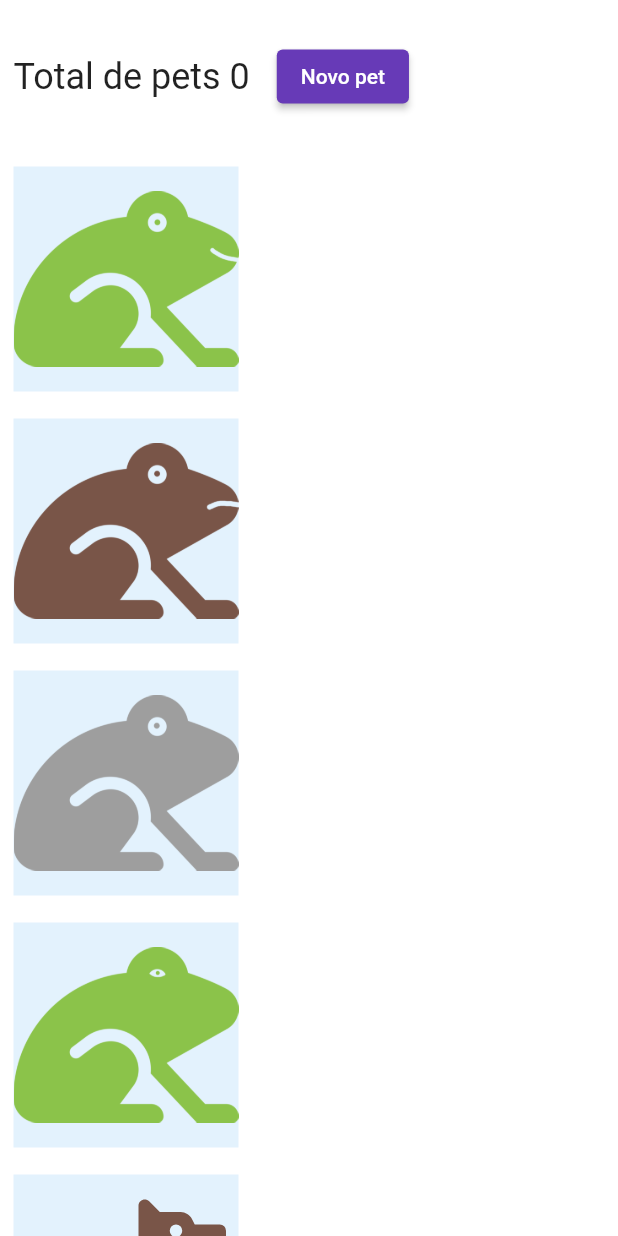
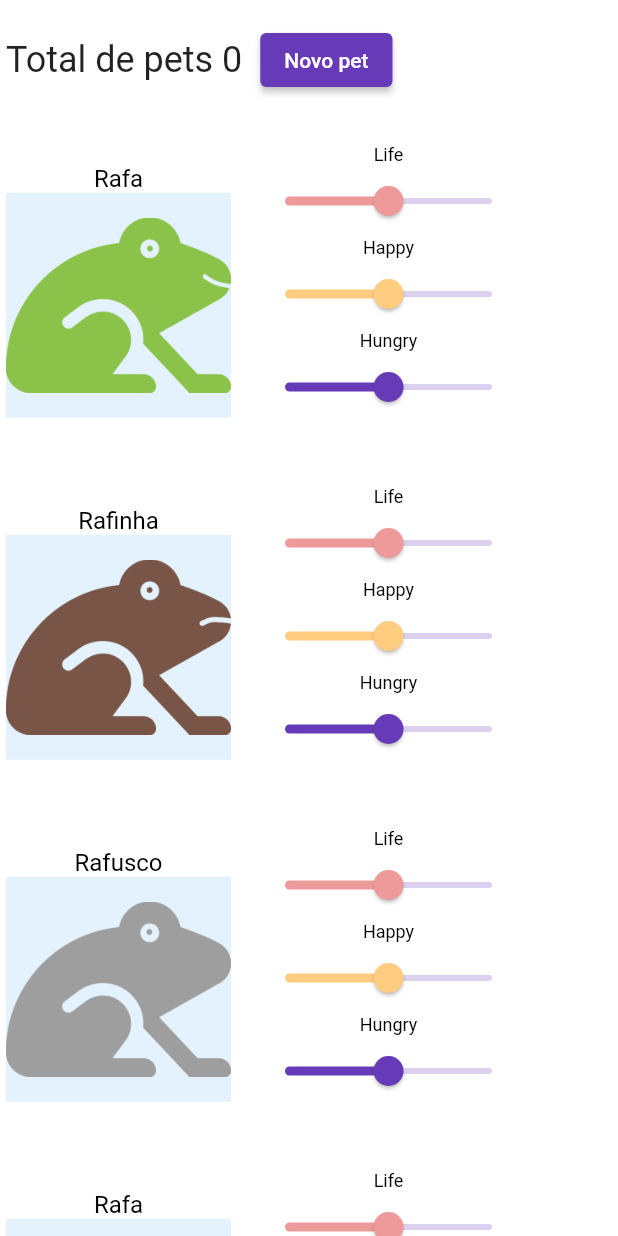
Before and after one commit to sorattorafa/flutter-game, a Flutter app: the PetList screen opened directly, on a phone screen of 412 x 824 dp. Run offline on Flutter 3.47's test engine with Material 2 defaults, Android fonts, the phone set to English and light mode, and no system bars; our stand-ins replace dio, flutter_svg.

Commit message:
add pet list styles

```diff
--- a/pets/lib/view/pets/pet-list.dart
+++ b/pets/lib/view/pets/pet-list.dart
@@ -111,6 +111,7 @@ class _PetListState extends State<PetList> {
             if (!isInitializing)
               CupertinoSliverRefreshControl(
                 onRefresh: () async {
+                  setState(() {});
                   return Future.value(true);
                 },
                 builder: buildAdaptativeRefreshIndicator,
@@ -118,12 +119,12 @@ class _PetListState extends State<PetList> {
             SliverToBoxAdapter(
               child: Column(children: [
                 Container(
-                  padding: const EdgeInsets.all(9),
+                  padding: const EdgeInsets.all(4),
                   child: Row(
                     children: [
                       PetsCount(),
                       Container(
-                        padding: const EdgeInsets.all(18),
+                        padding: const EdgeInsets.all(12),
                         child: ElevatedButton(
                             onPressed: () =>
                                 context.read<PetsProvider>().increment(),
@@ -140,14 +141,53 @@ class _PetListState extends State<PetList> {
                   final pet = petmodels[index];
                   return GestureDetector(
                     child: Container(
-                      padding: const EdgeInsets.all(9),
+                      padding: const EdgeInsets.all(4),
                       child: Row(
                           mainAxisAlignment: MainAxisAlignment.start,
                           children: [
                             Pet(
                                 imageUrl: pet.imageUrl,
                                 color: pet.color,
-                                size: 100),
+                                name: pet.name,
+                                size: 150),
+                            Container(
+                              width: 210,
+                              height: 220,
+                              padding: const EdgeInsets.all(12),
+                              child: Column(
+                                  mainAxisAlignment: MainAxisAlignment.start,
+                                  children: [
+                                    Text('Life',
+                                        style: TextStyle(
+                                            color: Colors.black, fontSize: 12)),
+                                    Slider(
+                                      min: 0,
+                                      max: 100,
+                                      value: 50,
+                                      activeColor: Colors.red.shade200,
+                                      onChanged: (onchanged) {},
+                                    ),
+                                    Text('Happy',
+                                        style: TextStyle(
+                                            color: Colors.black, fontSize: 12)),
+                                    Slider(
+                                      min: 0,
+                                      max: 100,
+                                      value: 50,
+                                      activeColor: Colors.orange.shade200,
+                                      onChanged: (onchanged) {},
+                                    ),
+                                    Text('Hungry',
+                                        style: TextStyle(
+                                            color: Colors.black, fontSize: 12)),
+                                    Slider(
+                                      min: 0,
+                                      max: 100,
+                                      value: 50,
+                                      onChanged: (onchanged) {},
+                                    ),
+                                  ]),
+                            ),
                           ]),
                     ),
                     onTap: () {
--- a/pets/lib/view/pets/pet.dart
+++ b/pets/lib/view/pets/pet.dart
@@ -33,7 +33,12 @@ class _PetInfosState extends State<PetInfos> {
             Container(
               width: 360,
               height: 360,
-              child: Pet(imageUrl: args.imageUrl, color: args.color, size: 250),
+              child: Pet(
+                imageUrl: args.imageUrl,
+                color: args.color,
+                size: 250,
+                name: args.name,
+              ),
             ),
           ],
         ),
--- a/pets/lib/widgets/pet.dart
+++ b/pets/lib/widgets/pet.dart
@@ -6,17 +6,21 @@ class Pet extends StatelessWidget {
     required this.imageUrl,
     required this.color,
     required this.size,
+    required this.name,
     Key? key,
   }) : super(key: key);
 
   final String imageUrl;
+  final String name;
   final Color color;
   final double size;
   @override
   Widget build(BuildContext context) {
-    return Container(
-      width: 150,
-      height: 150,
+    return Column(children: [
+      Text(name, style: TextStyle(color: Colors.black, fontSize: 16)),
+      Container(
+        width: size,
+        height: size,
         color: Colors.blue.shade50,
         child: imageUrl.contains('svg')
             ? SvgPicture.asset(
@@ -29,6 +33,7 @@ class Pet extends StatelessWidget {
                 fit: BoxFit.contain,
                 color: color,
               ),
-    );
+      ),
+    ]);
   }
 }
```
Lines whose indentation alone changed are shown as unchanged.
